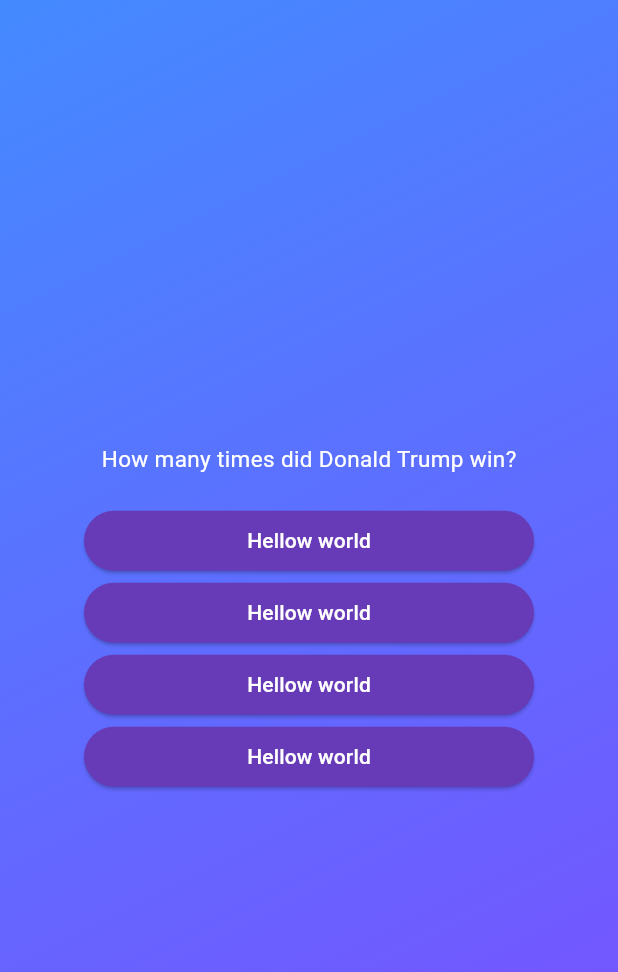
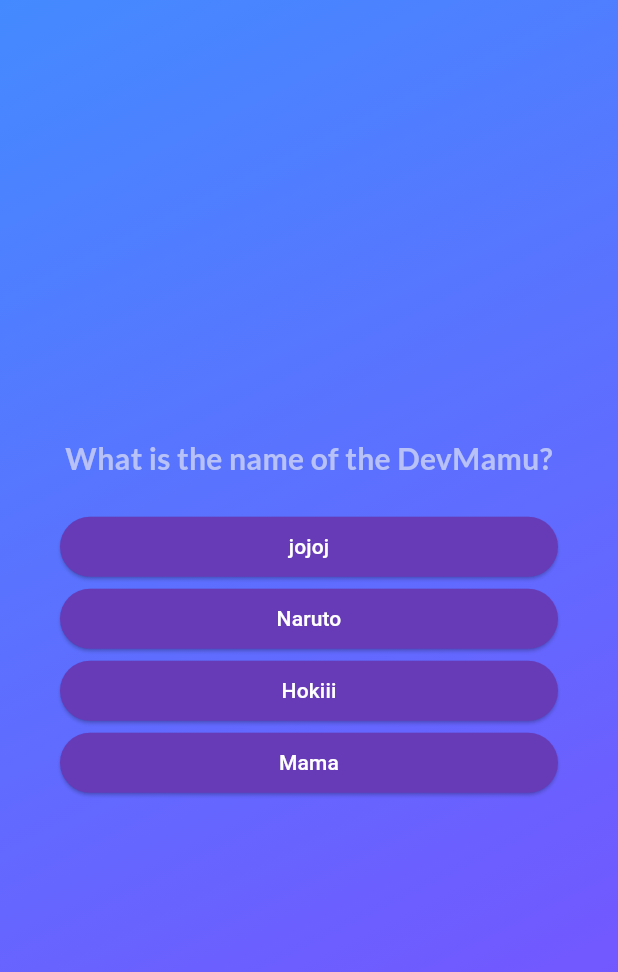
Before and after one commit to GeoBrodas/flutter_quiz_app, a Flutter app: the screen it shows after launch, after a tap on "Start Quiz", on a phone screen of 412 x 824 dp. Shown: the top 972 px of the screen. Run offline on Flutter 3.47's test engine with Material 3 defaults, Android fonts, the phone set to English and light mode, and no system bars; our stand-ins replace google_fonts.

Commit message:
add quiz states for next and completing

```diff
--- a/lib/data/questions.dart
+++ b/lib/data/questions.dart
@@ -1,8 +1,8 @@
 import 'package:quiz_app/models/quiz_question.dart';
 
 var questions = [
-  QuizQuestion(
-      'What is the name of the Dev?', ['Mama', 'jojoj', 'Hokiii', 'Naruto']),
+  QuizQuestion('What is the name of the DevMamu?',
+      ['Mama', 'jojoj', 'Hokiii', 'Naruto']),
   QuizQuestion(
       'What is the name of the gogogo?', ['Mama', 'jojoj', 'Hokiii', 'Naruto']),
   QuizQuestion(
--- a/lib/models/quiz_question.dart
+++ b/lib/models/quiz_question.dart
@@ -3,4 +3,12 @@ class QuizQuestion {
 
   final String text;
   final List<String> answers;
+
+  List<String> getShuffledAnswers() {
+    final shuffledList = List.of(answers);
+
+    shuffledList.shuffle();
+
+    return shuffledList;
+  }
 }
--- a/lib/questions_screen.dart
+++ b/lib/questions_screen.dart
@@ -1,8 +1,12 @@
 import 'package:flutter/material.dart';
+import 'package:quiz_app/data/questions.dart';
+import 'package:google_fonts/google_fonts.dart';
 import 'package:quiz_app/ui/question_button.dart';
 
 class QuestionsScreen extends StatefulWidget {
-  const QuestionsScreen({super.key});
+  const QuestionsScreen(this.chooseAnswer, {super.key});
+
+  final void Function(String answer) chooseAnswer;
 
   @override
   State<QuestionsScreen> createState() {
@@ -11,20 +15,46 @@ class QuestionsScreen extends StatefulWidget {
 }
 
 class _QuestionsScreenState extends State<QuestionsScreen> {
+  var currentQuestionIndex = 0;
+
+  answerQuestion(String selectedAnswer) {
+    widget.chooseAnswer(selectedAnswer);
+
+    setState(() {
+      currentQuestionIndex++;
+    });
+  }
+
   @override
   Widget build(context) {
     return Center(
-      child: Column(mainAxisSize: MainAxisSize.min, children: [
-        const Text(
-          'How many times did Donald Trump win?',
-          style: TextStyle(color: Colors.white, fontSize: 15),
-        ),
-        const SizedBox(height: 20),
-        QuestionButton(message: 'Hellow world', onClick: () {}),
-        QuestionButton(message: 'Hellow world', onClick: () {}),
-        QuestionButton(message: 'Hellow world', onClick: () {}),
-        QuestionButton(message: 'Hellow world', onClick: () {}),
-      ]),
+      child: Container(
+        margin: const EdgeInsets.all(40),
+        child: Column(
+            mainAxisSize: MainAxisSize.min,
+            crossAxisAlignment: CrossAxisAlignment.stretch,
+            children: [
+              Text(
+                questions[currentQuestionIndex].text,
+                textAlign: TextAlign.center,
+                style: GoogleFonts.lato(
+                    color: const Color.fromARGB(255, 184, 194, 248),
+                    fontSize: 20,
+                    fontWeight: FontWeight.bold),
+              ),
+              const SizedBox(height: 20),
+              ...questions[currentQuestionIndex]
+                  .getShuffledAnswers()
+                  .map((answer) {
+                return QuestionButton(
+                  message: answer,
+                  onClick: () {
+                    answerQuestion(answer);
+                  },
+                );
+              })
+            ]),
+      ),
     );
   }
 }
--- a/lib/quiz.dart
+++ b/lib/quiz.dart
@@ -1,6 +1,7 @@
 import 'package:flutter/material.dart';
+import 'package:quiz_app/welcome.dart';
+import 'package:quiz_app/data/questions.dart';
 import 'package:quiz_app/questions_screen.dart';
-import 'package:quiz_app/welcome.dart';
 
 class Quiz extends StatefulWidget {
   const Quiz({super.key});
@@ -12,12 +13,24 @@ class Quiz extends StatefulWidget {
 }
 
 class _QuizState extends State<Quiz> {
+  List<String> selectedAnswers = [];
   var activeScreen = 'start-screen';
 
   void switchScreen() {
     setState(() {
       activeScreen = 'quiz-screen';
     });
+  }
+
+  void chooseAnswer(String answer) {
+    selectedAnswers.add(answer);
+
+    if (selectedAnswers.length == questions.length) {
+      setState(() {
+        selectedAnswers = [];
+        activeScreen = 'start-screen';
+      });
+    }
   }
 
   @override
@@ -35,7 +48,7 @@ class _QuizState extends State<Quiz> {
           ),
           child: activeScreen == 'start-screen'
               ? Welcome(switchScreen)
-              : const QuestionsScreen(),
+              : QuestionsScreen(chooseAnswer),
         ),
       ),
     );
--- a/lib/ui/question_button.dart
+++ b/lib/ui/question_button.dart
@@ -12,10 +12,13 @@ class QuestionButton extends StatelessWidget {
     return ElevatedButton(
       onPressed: onClick,
       style: ElevatedButton.styleFrom(
-          fixedSize: const Size(300, 20),
-          foregroundColor: Colors.white,
-          backgroundColor: Colors.deepPurple),
-      child: Text(message),
+        foregroundColor: Colors.white,
+        backgroundColor: Colors.deepPurple,
+      ),
+      child: Text(
+        message,
+        textAlign: TextAlign.center,
+      ),
     );
   }
 }
--- a/pubspec.yaml
+++ b/pubspec.yaml
@@ -34,6 +34,7 @@ dependencies:
   # The following adds the Cupertino Icons font to your application.
   # Use with the CupertinoIcons class for iOS style icons.
   cupertino_icons: ^1.0.8
+  google_fonts: ^6.2.1
 
 dev_dependencies:
   flutter_test:
```
Also changed, not shown: pubspec.lock, 1 other file.
